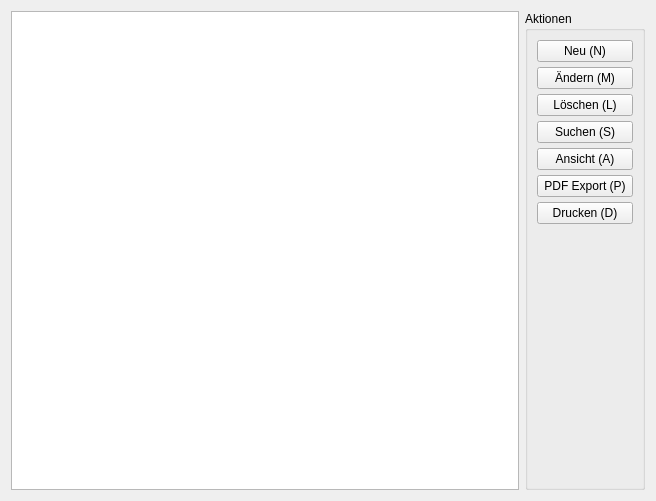
Old version of the form form/basetab.ui in the repository romanweissflog/FAKT.
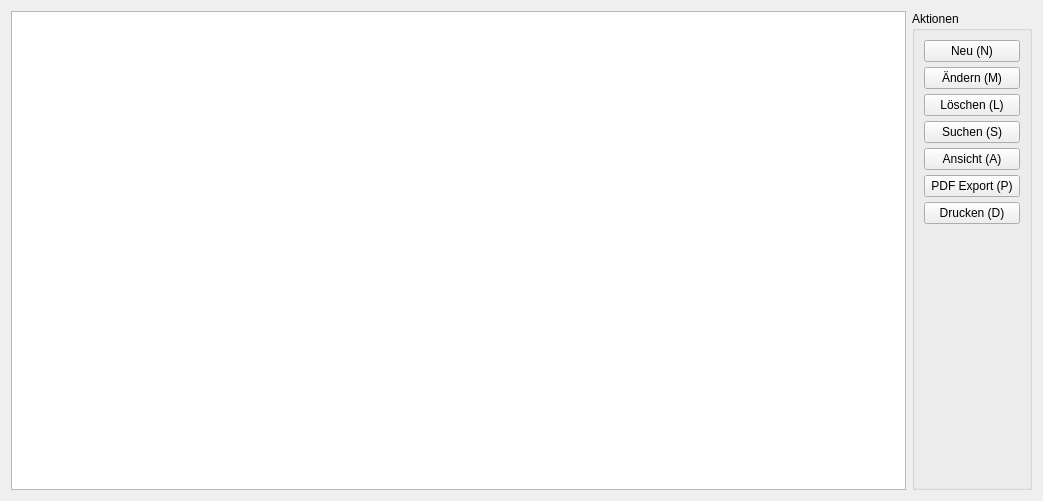
New version of the form. Custom widgets are drawn as their Qt base class.

Diff of the .ui file:
```diff
--- a/form/basetab.ui
+++ b/form/basetab.ui
@@ -6,7 +6,7 @@
    <rect>
     <x>0</x>
     <y>0</y>
-    <width>656</width>
+    <width>1043</width>
     <height>501</height>
    </rect>
   </property>
```
Left out of the diff: 2 changed lines with no effect on the pictures.
